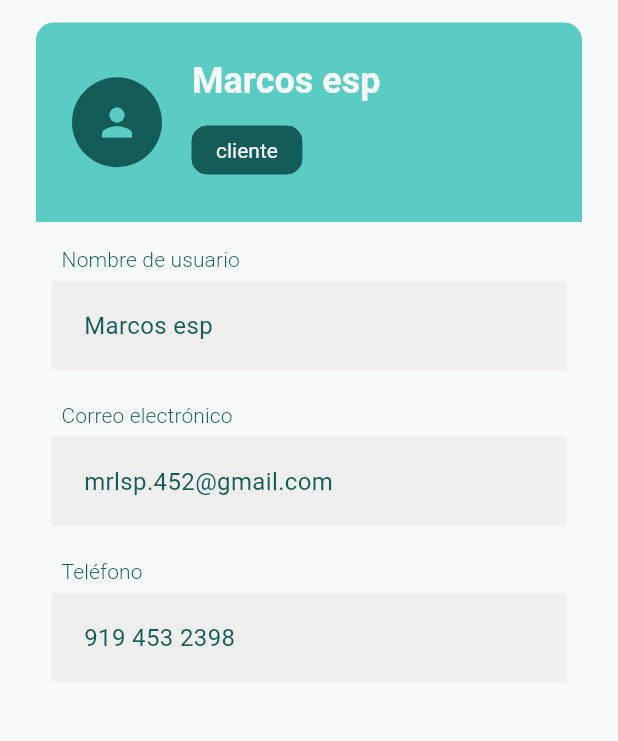
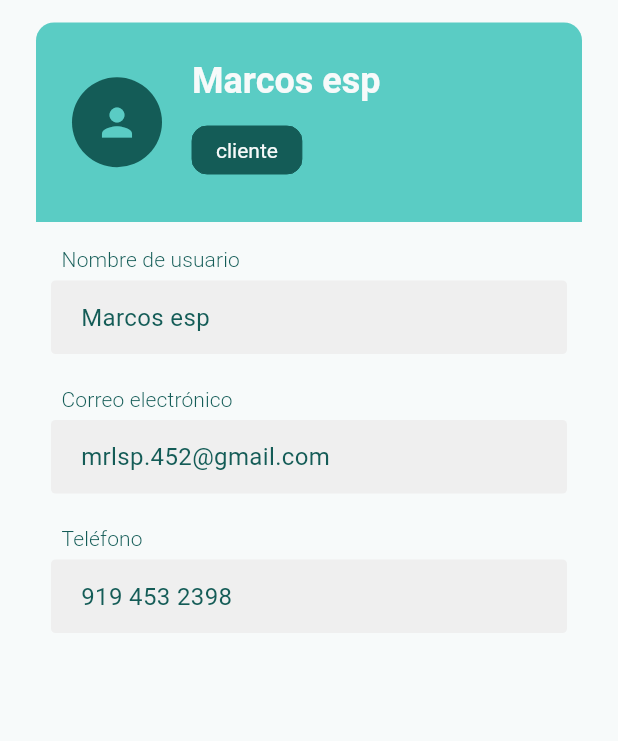
Before and after one commit to Emmanueloz/frontend_water_quality, a Flutter app: the Profile screen opened by its route, on a phone screen of 412 x 824 dp, the part 84-825 px from its top. Run offline on Flutter 3.47's test engine with Material 3 defaults, Android fonts, the phone set to English and light mode, and no system bars; our stand-ins replace go_router; missing offline and left inert: girix_code_gauge.

Commit message:
fix: Ajustar la altura del form en movil

```diff
--- a/lib/presentation/pages/profile.dart
+++ b/lib/presentation/pages/profile.dart
@@ -38,7 +38,9 @@ class Profile extends StatelessWidget {
     if (_isDesktop(screenSize)) {
       return Center(child: content);
     }
-    return content;
+    return SingleChildScrollView(
+      child: content,
+    );
   }
 
   bool _isDesktop(ScreenSize screenSize) {
--- a/lib/presentation/widgets/specific/profile/profile_info_field.dart
+++ b/lib/presentation/widgets/specific/profile/profile_info_field.dart
@@ -32,7 +32,7 @@ class ProfileInfoField extends StatelessWidget {
         const SizedBox(height: 4),
         Container(
           width: double.infinity,
-          padding: const EdgeInsets.symmetric(horizontal: 12, vertical: 6),
+          padding: const EdgeInsets.symmetric(horizontal: 12, vertical: 5),
           decoration: BoxDecoration(
             color: Color(0xFFEFEFEF), // Fondo del campo
             borderRadius: BorderRadius.circular(ProfileConstants.fieldBorderRadius),
@@ -40,8 +40,9 @@ class ProfileInfoField extends StatelessWidget {
           child: TextFormField(
             initialValue: value,
             decoration: InputDecoration(
+              isDense: true,
               border: InputBorder.none,
-              contentPadding: EdgeInsets.all(10),
+              contentPadding: EdgeInsets.symmetric(vertical: 8, horizontal: 8),
               focusedBorder: OutlineInputBorder(
                 borderRadius: BorderRadius.circular(ProfileConstants.fieldBorderRadius),
                 borderSide: BorderSide(color: theme.colorScheme.primary),
```
Lines whose indentation alone changed are shown as unchanged.
